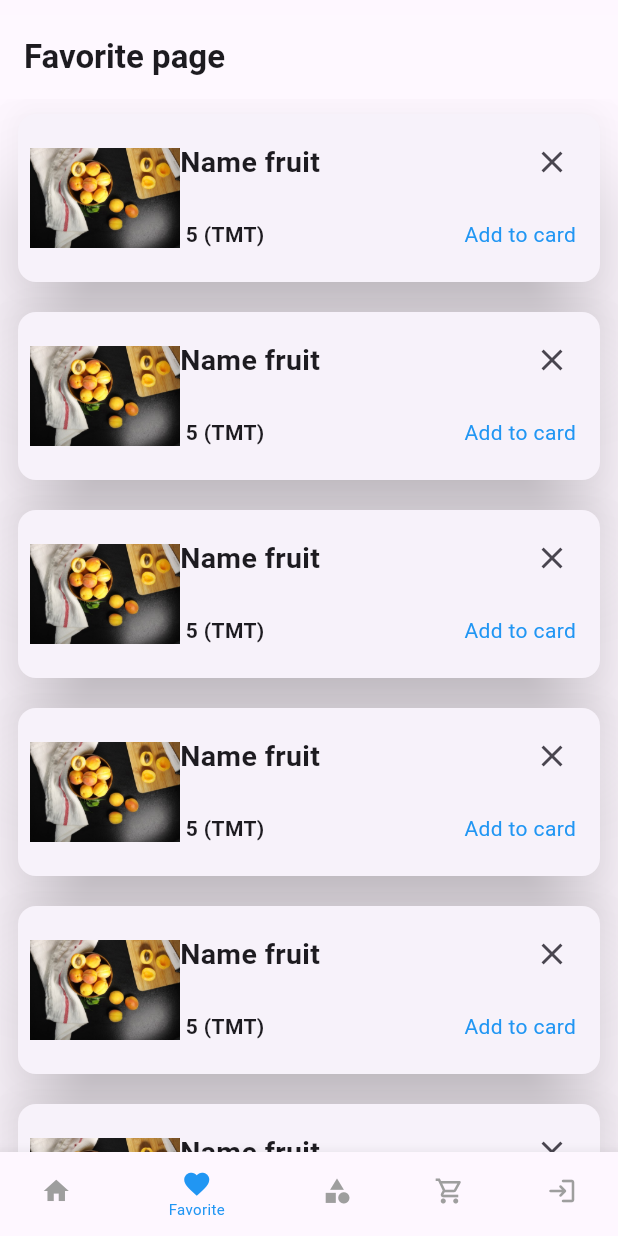
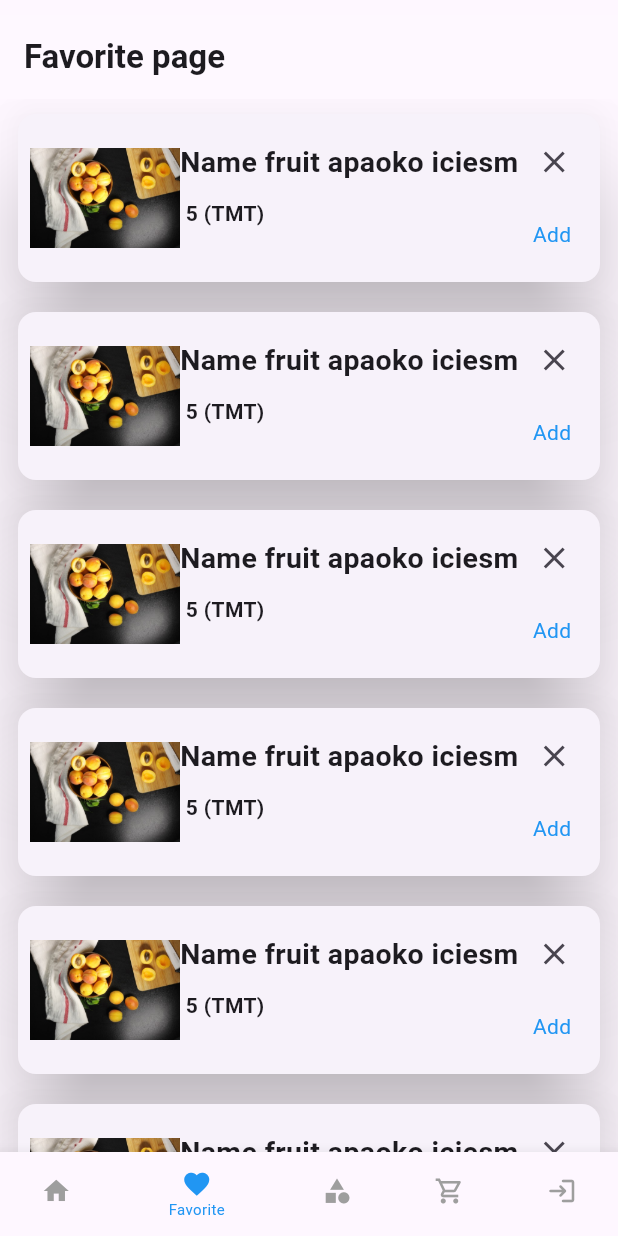
Before and after one commit to Muhammetb123/eshop, a Flutter app: the screen it shows after launch, item 2 of the bottom bar chosen, on a phone screen of 412 x 824 dp. Run offline on Flutter 3.47's test engine with Material 3 defaults, Android fonts, the phone set to English and light mode, and no system bars.

Commit message:
gysylanda beryan yalnyslygy duzetdim

```diff
--- a/flutter/lib/view/pages/favorites/favoritePage.dart
+++ b/flutter/lib/view/pages/favorites/favoritePage.dart
@@ -38,7 +38,7 @@ class FavoritePage extends StatelessWidget {
                             mainAxisAlignment: MainAxisAlignment.spaceBetween,
                             children: [
                               Text(
-                                'Name fruit',
+                                'Name fruit apaoko iciesm',
                                 style: TextStyle(
                                     fontWeight: FontWeight.bold, fontSize: 19),
                               ),
@@ -50,15 +50,18 @@ class FavoritePage extends StatelessWidget {
                           ),
                           Row(
                             mainAxisAlignment: MainAxisAlignment.spaceBetween,
+                            crossAxisAlignment: CrossAxisAlignment.start,
                             children: [
-                              Text(
-                                ' 5 (TMT)',
-                                style: TextStyle(fontWeight: FontWeight.bold),
+                              Expanded(
+                                child: Text(
+                                  ' 5 (TMT)',
+                                  style: TextStyle(fontWeight: FontWeight.bold),
+                                ),
                               ),
                               IconButton(
                                 onPressed: () {},
                                 icon: Text(
-                                  'Add to card',
+                                  'Add',
                                   style: TextStyle(color: Colors.blue),
                                 ),
                               ),
```
